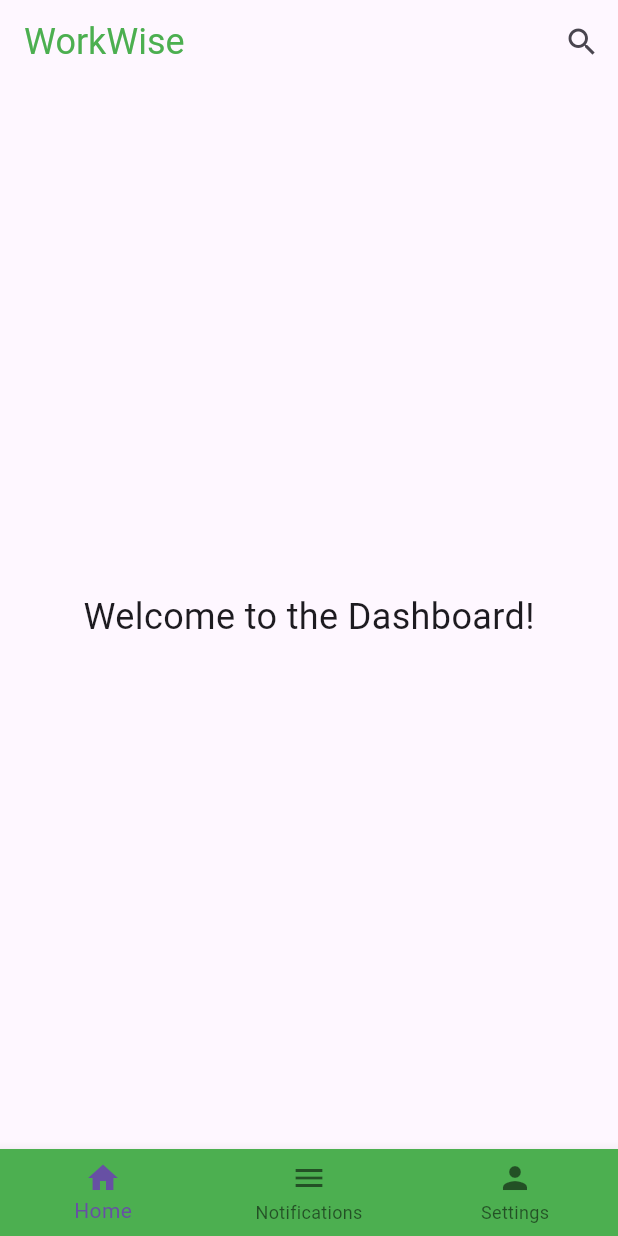
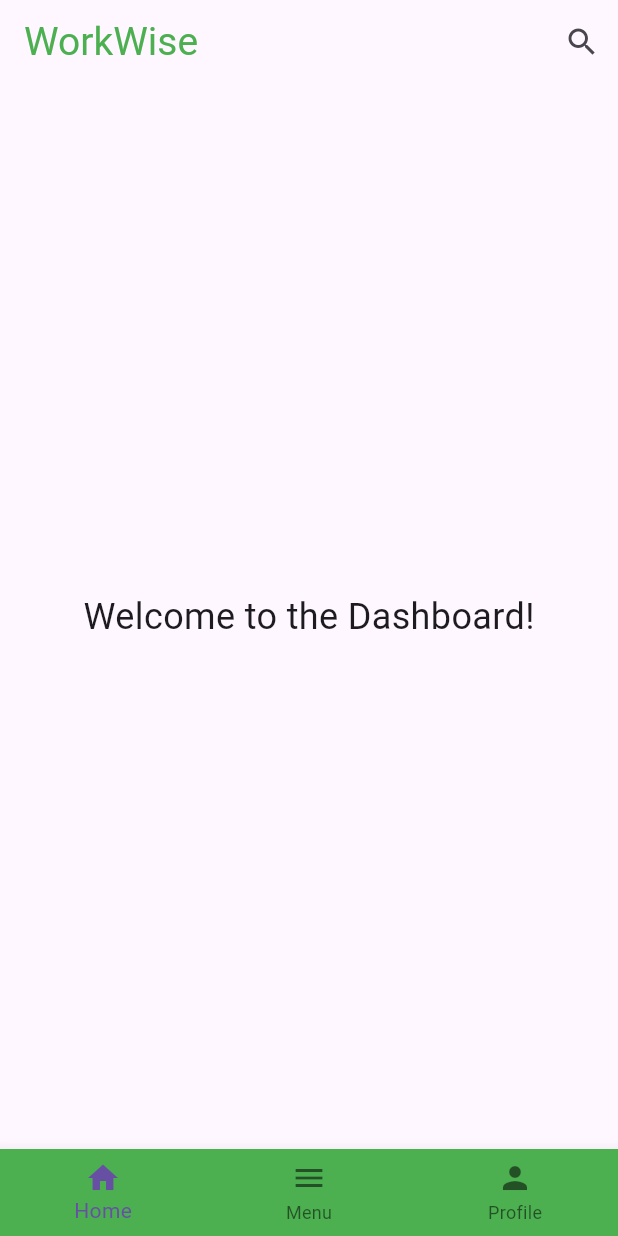
Before and after one commit to ST60002CEM/batch32b-yusha28, a Flutter app: the DashboardScreen screen opened directly, on a phone screen of 412 x 824 dp. Run offline on Flutter 3.47's test engine with Material 3 defaults, Android fonts, the phone set to English and light mode, and no system bars.

Commit message:
Dashboard changes

```diff
--- a/lib/screen/dashboard_screen.dart
+++ b/lib/screen/dashboard_screen.dart
@@ -8,7 +8,7 @@ class DashboardScreen extends StatelessWidget {
         title: Text(
           'WorkWise',
           style: TextStyle(
-              fontSize: 24.0,
+              fontSize: 26.0,
               color: Colors.green // Adjust the font size as desired
               ),
         ),
@@ -42,11 +42,11 @@ class DashboardScreen extends StatelessWidget {
           ),
           BottomNavigationBarItem(
             icon: Icon(Icons.menu),
-            label: 'Notifications',
+            label: 'Menu',
           ),
           BottomNavigationBarItem(
             icon: Icon(Icons.person),
-            label: 'Settings',
+            label: 'Profile',
           ),
         ],
       ),
```
